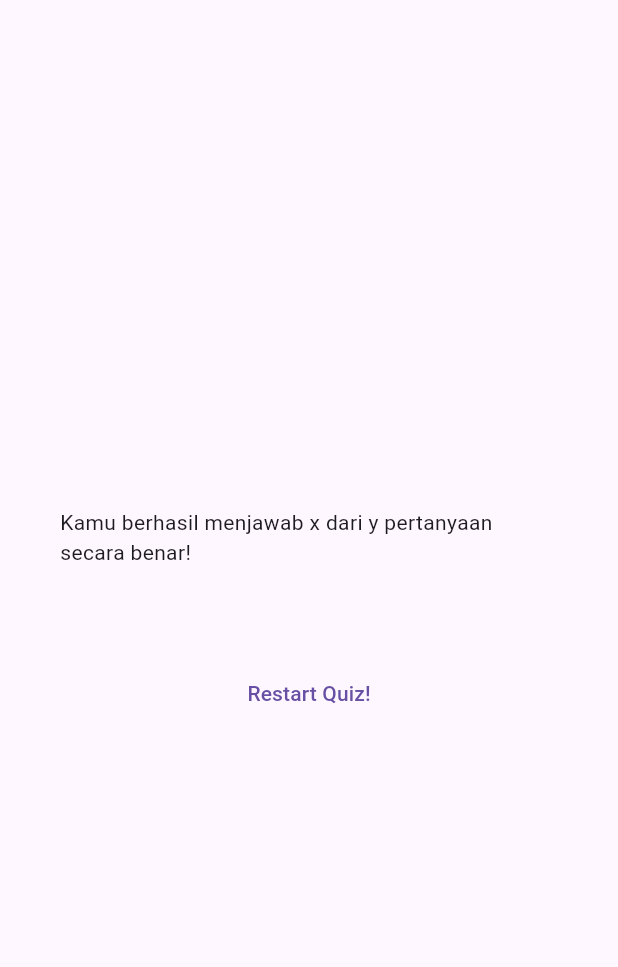
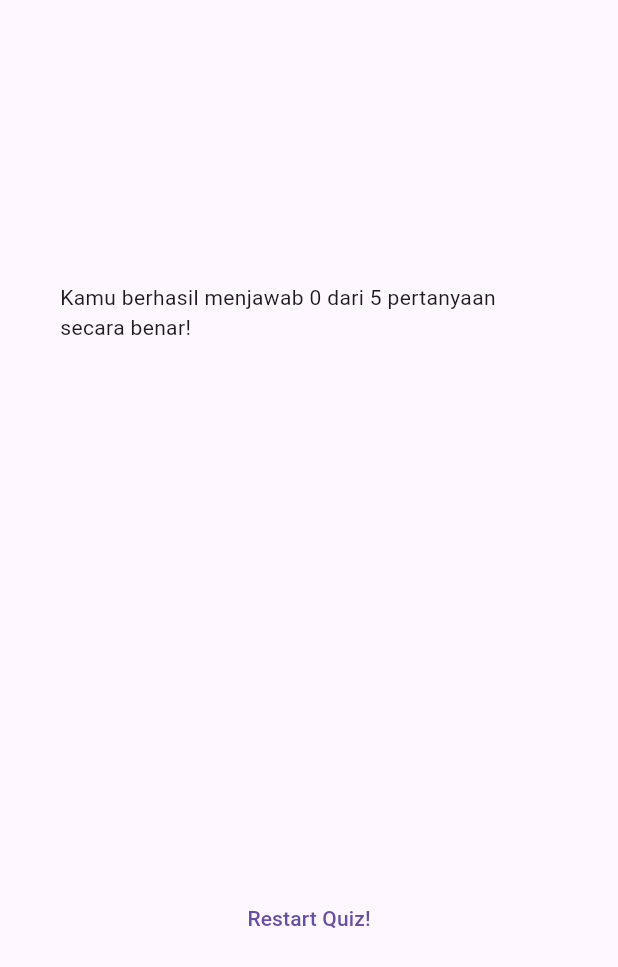
Before and after one commit to khaichi11/Learn_Mobile_Dev, a Flutter app: the ResultScreen widget shown alone on an empty page, opened directly with empty values, on a phone screen of 412 x 824 dp. Shown: the top 967 px of the screen. Run offline on Flutter 3.47's test engine with Material 3 defaults, Android fonts, the phone set to English and light mode, and no system bars; our stand-ins replace google_fonts.

Commit message:
rev 4 (masih kendala ketika melihat hasil)

```diff
--- a/learn_two/lib/question_summary.dart
+++ b/learn_two/lib/question_summary.dart
@@ -5,13 +5,17 @@ class QuestionSummary extends StatelessWidget {
   final List<Map<String, Object>> summaryData;
   @override
   Widget build(BuildContext context) {
-    return Column(
+    return SizedBox(
+      height: 300,
+      child: SingleChildScrollView(
+        child: Column(
           children:
               summaryData.map((data) {
                 return Row(
                   children: [
-                Text(((data['question'] as int) + 1).toString()),
-                Column(
+                    Text(((data['question_index'] as int) + 1).toString()),
+                    Expanded(
+                      child: Column(
                         children: [
                           Text(data['question'] as String),
                           SizedBox(height: 5),
@@ -19,9 +23,12 @@ class QuestionSummary extends StatelessWidget {
                           Text(data['correct_answer'] as String),
                         ],
                       ),
+                    ),
                   ],
                 );
               }).toList(),
+        ),
+      ),
     );
   }
 }
--- a/learn_two/lib/result_screen.dart
+++ b/learn_two/lib/result_screen.dart
@@ -20,6 +20,12 @@ class ResultScreen extends StatelessWidget {
 
   @override
   Widget build(BuildContext context) {
+    final summaryData = getSummaryData();
+    final numTotalQuestions = questions.length;
+    final numCorrectQuestions =
+        summaryData.where((data) {
+          return data['user_answer'] == data['correct_answer'];
+        }).length;
     return SizedBox(
       width: double.infinity,
       child: Container(
@@ -27,9 +33,11 @@ class ResultScreen extends StatelessWidget {
         child: Column(
           mainAxisAlignment: MainAxisAlignment.center,
           children: [
-            Text('Kamu berhasil menjawab x dari y pertanyaan secara benar!'),
+            Text(
+              'Kamu berhasil menjawab $numCorrectQuestions dari $numTotalQuestions pertanyaan secara benar!',
+            ),
             SizedBox(height: 30),
-            QuestionSummary(getSummaryData()),
+            QuestionSummary(summaryData),
             SizedBox(height: 30),
             TextButton(onPressed: () {}, child: Text('Restart Quiz!')),
           ],
```
Lines whose indentation alone changed are shown as unchanged.
